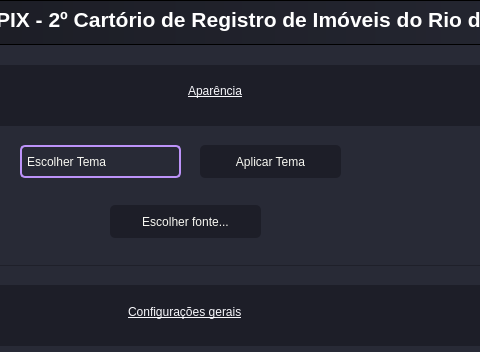
This is gui/main.ui in cyborgrj/SisPag-Pix as Qt 5 draws it before an edit; both pictures show x 315 to 795 and y 0 to 352 of the 1120 by 540 pixel window. The edited form follows.
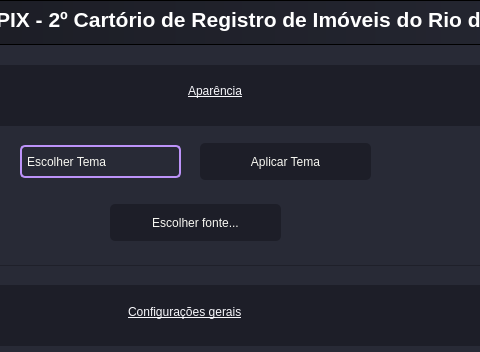
This is the edited form. The open tabs and pages were chosen to show the change. Icons and pictures are not drawn.

What changed in the file:
```diff
--- a/gui/main.ui
+++ b/gui/main.ui
@@ -779,6 +779,7 @@
 
 QTableWidget{
 font: 11pt &quot;MS Shell Dlg 2&quot;;
+color: rgb(248,248,242);
 background-color: rgb(25, 26, 33);
 alternate-background-color: rgb(40, 42, 54);
 }
@@ -2637,9 +2638,9 @@
              <property name="geometry">
               <rect>
                <x>370</x>
-               <y>80</y>
-               <width>141</width>
-               <height>33</height>
+               <y>78</y>
+               <width>171</width>
+               <height>37</height>
               </rect>
              </property>
              <property name="styleSheet">
@@ -2653,9 +2654,9 @@
              <property name="geometry">
               <rect>
                <x>280</x>
-               <y>140</y>
-               <width>151</width>
-               <height>33</height>
+               <y>139</y>
+               <width>171</width>
+               <height>37</height>
               </rect>
              </property>
              <property name="styleSheet">
```
Left out of the diff: 24 changed lines with no effect on the pictures.
